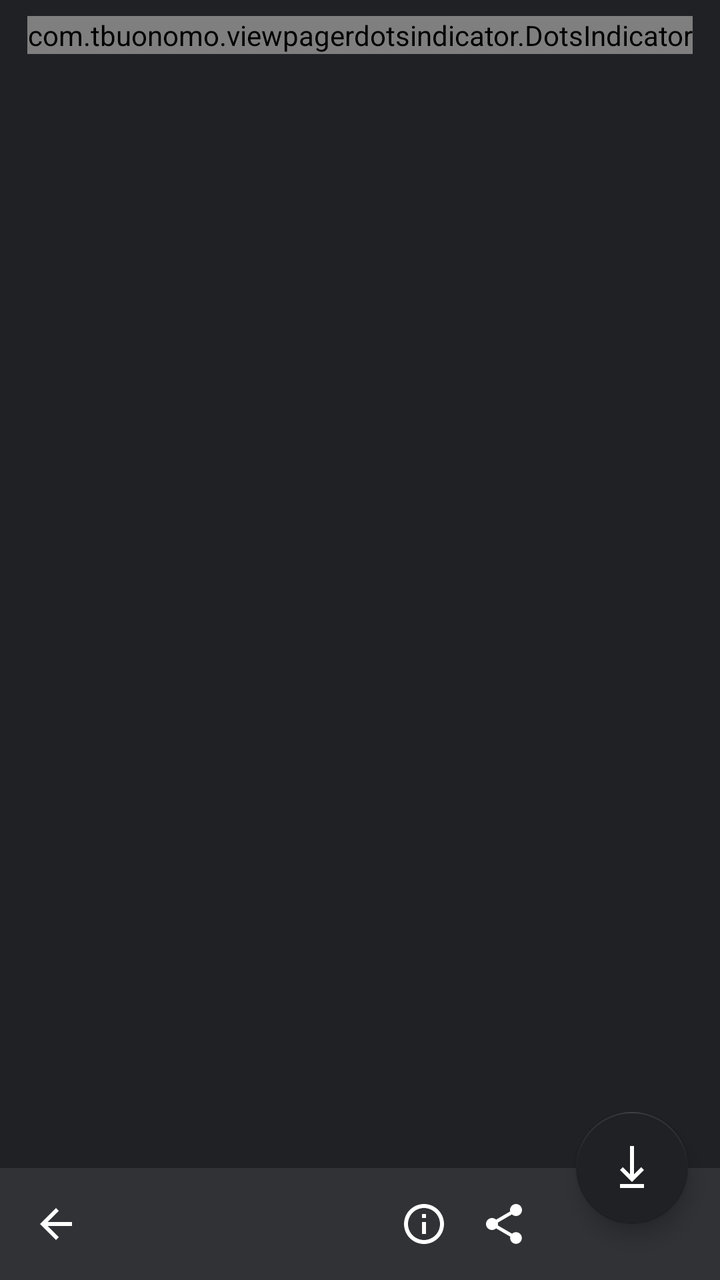
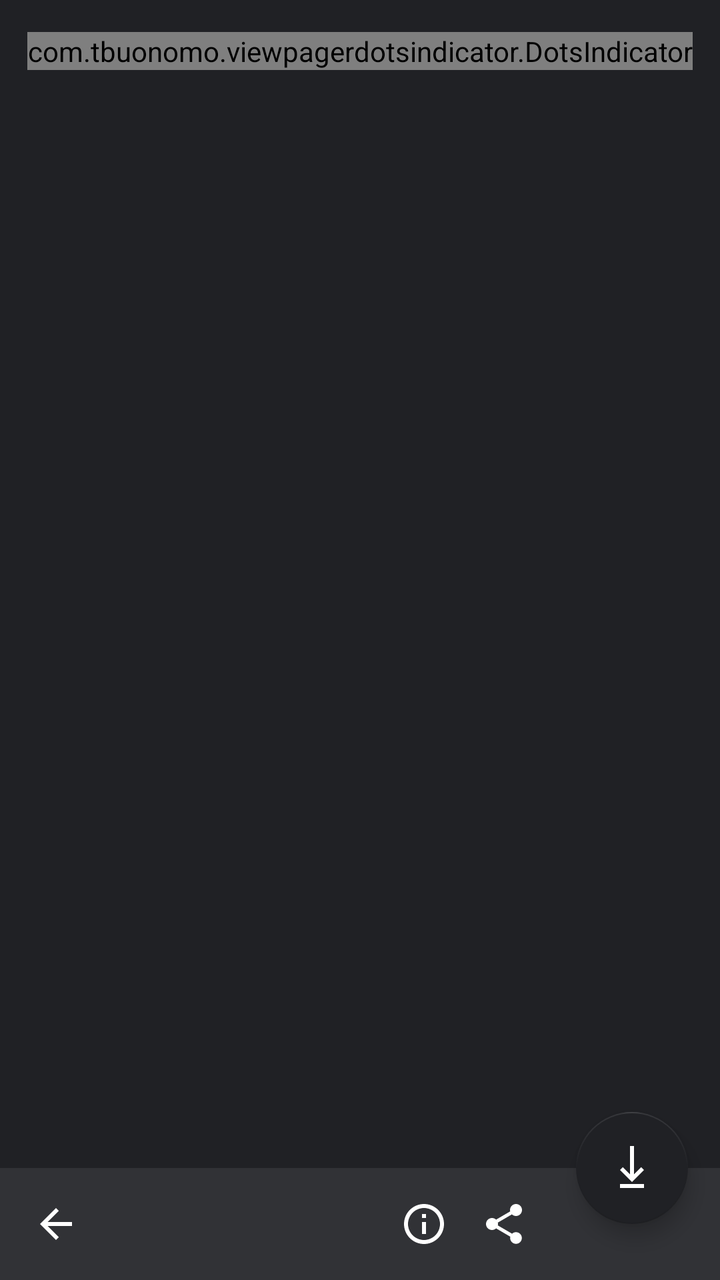

Before-and-after screenshots of an Android layout around one commit, followed by the original layout XML and the change that was made.
<!-- AndroidManifest.xml: application theme Theme.UIRecipe -->
<!-- res/layout/fragment_ui_detail.xml -->
<?xml version="1.0" encoding="utf-8"?>

<androidx.constraintlayout.widget.ConstraintLayout xmlns:android="http://schemas.android.com/apk/res/android"
    xmlns:app="http://schemas.android.com/apk/res-auto"
    android:layout_width="match_parent"
    android:layout_height="match_parent">

    <com.tbuonomo.viewpagerdotsindicator.DotsIndicator
        android:id="@+id/dotsIndicator"
        android:layout_width="wrap_content"
        android:layout_height="wrap_content"
        android:layout_marginTop="8dp"
        app:dotsColor="@color/colorWhite"
        app:dotsSize="8dp"
        app:dotsSpacing="3.5dp"
        app:dotsWidthFactor="2.5"
        app:layout_constraintEnd_toEndOf="parent"
        app:layout_constraintStart_toStartOf="parent"
        app:layout_constraintTop_toTopOf="parent" />

    <androidx.viewpager2.widget.ViewPager2
        android:id="@+id/viewPager"
        android:layout_width="0dp"
        android:layout_height="0dp"
        app:layout_constraintBottom_toTopOf="@id/bottomAppBar"
        app:layout_constraintEnd_toEndOf="parent"
        app:layout_constraintStart_toStartOf="parent"
        app:layout_constraintTop_toBottomOf="@id/dotsIndicator" />

    <androidx.appcompat.widget.Toolbar
        android:id="@+id/bottomAppBar"
        android:layout_width="0dp"
        android:layout_height="wrap_content"
        android:background="@color/colorDarkVariant"
        app:layout_constraintBottom_toBottomOf="parent"
        app:layout_constraintEnd_toEndOf="parent"
        app:layout_constraintStart_toStartOf="parent"
        app:navigationIcon="@drawable/icon_back"
        app:titleTextColor="@color/colorWhite" />

    <ImageButton
        android:id="@+id/ivInfo"
        android:layout_width="wrap_content"
        android:layout_height="wrap_content"
        android:layout_marginEnd="16dp"
        android:background="?attr/selectableItemBackgroundBorderless"
        android:clickable="true"
        android:contentDescription="@string/button"
        android:focusable="true"
        android:src="@drawable/icon_info"
        app:layout_constraintBottom_toBottomOf="@id/bottomAppBar"
        app:layout_constraintEnd_toStartOf="@id/ivShareUI"
        app:layout_constraintTop_toTopOf="@id/bottomAppBar" />

    <ImageButton
        android:id="@+id/ivShareUI"
        android:layout_width="wrap_content"
        android:layout_height="wrap_content"
        android:layout_marginEnd="24dp"
        android:background="?attr/selectableItemBackgroundBorderless"
        android:clickable="true"
        android:contentDescription="@string/button"
        android:focusable="true"
        android:src="@drawable/icon_share"
        app:layout_constraintBottom_toBottomOf="@id/bottomAppBar"
        app:layout_constraintEnd_toStartOf="@id/fabButton"
        app:layout_constraintTop_toTopOf="@id/bottomAppBar" />

    <com.google.android.material.floatingactionbutton.FloatingActionButton
        android:id="@+id/fabButton"
        android:layout_width="wrap_content"
        android:layout_height="wrap_content"
        android:layout_marginEnd="16dp"
        android:contentDescription="@string/button"
        android:src="@drawable/icon_download"
        app:layout_constraintBottom_toTopOf="@id/bottomAppBar"
        app:layout_constraintEnd_toEndOf="parent"
        app:layout_constraintTop_toTopOf="@id/bottomAppBar"
        app:tint="@color/colorWhite" />

</androidx.constraintlayout.widget.ConstraintLayout>
<!-- resources referenced by this layout -->
<resources>
  <color name="colorDarkVariant">#313236</color>
  <color name="colorWhite">#ffffff</color>
  <!-- drawable icon_back (drawable) -->
  <vector xmlns:android="http://schemas.android.com/apk/res/android"
      android:width="24dp"
      android:height="24dp"
      android:tint="#FFFFFF"
      android:viewportWidth="24.0"
      android:viewportHeight="24.0">
      <path
          android:fillColor="#FF000000"
          android:pathData="M20,11H7.83l5.59,-5.59L12,4l-8,8 8,8 1.41,-1.41L7.83,13H20v-2z" />
  </vector>
  <!-- drawable icon_download (drawable) -->
  <vector xmlns:android="http://schemas.android.com/apk/res/android"
      android:width="24dp"
      android:height="24dp"
      android:tint="#FFFFFF"
      android:viewportWidth="24.0"
      android:viewportHeight="24.0">
  
      <group
          android:rotation="90"
          android:translateX="24.0">
          <path
              android:fillColor="#FF000000"
              android:pathData="M11.59,7.41L15.17,11H1v2h14.17l-3.59,3.59L13,18l6,-6 -6,-6 -1.41,1.41zM20,6v12h2V6h-2z" />
      </group>
  </vector>
  <!-- drawable icon_info (drawable) -->
  <vector xmlns:android="http://schemas.android.com/apk/res/android"
      android:width="24dp"
      android:height="24dp"
      android:tint="#FFFFFF"
      android:viewportWidth="24.0"
      android:viewportHeight="24.0">
      <path
          android:fillColor="#FF000000"
          android:pathData="M11,17h2v-6h-2v6zM12,2C6.48,2 2,6.48 2,12s4.48,10 10,10 10,-4.48 10,-10S17.52,2 12,2zM12,20c-4.41,0 -8,-3.59 -8,-8s3.59,-8 8,-8 8,3.59 8,8 -3.59,8 -8,8zM11,9h2L13,7h-2v2z" />
  </vector>
  <!-- drawable icon_share (drawable) -->
  <vector xmlns:android="http://schemas.android.com/apk/res/android"
      android:width="24dp"
      android:height="24dp"
      android:tint="#FFFFFF"
      android:viewportWidth="24"
      android:viewportHeight="24">
      <path
          android:fillColor="@android:color/white"
          android:pathData="M18,16.08c-0.76,0 -1.44,0.3 -1.96,0.77L8.91,12.7c0.05,-0.23 0.09,-0.46 0.09,-0.7s-0.04,-0.47 -0.09,-0.7l7.05,-4.11c0.54,0.5 1.25,0.81 2.04,0.81 1.66,0 3,-1.34 3,-3s-1.34,-3 -3,-3 -3,1.34 -3,3c0,0.24 0.04,0.47 0.09,0.7L8.04,9.81C7.5,9.31 6.79,9 6,9c-1.66,0 -3,1.34 -3,3s1.34,3 3,3c0.79,0 1.5,-0.31 2.04,-0.81l7.12,4.16c-0.05,0.21 -0.08,0.43 -0.08,0.65 0,1.61 1.31,2.92 2.92,2.92 1.61,0 2.92,-1.31 2.92,-2.92s-1.31,-2.92 -2.92,-2.92z" />
  </vector>
  <string name="button">Button</string>
  <style name="Theme.UIRecipe" parent="Theme.MaterialComponents.DayNight.NoActionBar">
          
          <item name="colorPrimary">@color/colorPrimary</item>
          <item name="colorPrimaryVariant">@color/colorPrimaryVariant</item>
          <item name="colorOnPrimary">@color/colorOnPrimary</item>
          
          <item name="colorSecondary">@color/colorPrimary</item>
          <item name="colorSecondaryVariant">@color/colorPrimaryVariant</item>
          <item name="colorOnSecondary">@color/colorOnPrimary</item>
          
          <item name="android:statusBarColor">?attr/colorPrimaryVariant</item>
          
          <item name="fontFamily">@font/common</item>
          <item name="searchViewStyle">@style/customSearchView</item>
          <item name="android:navigationBarColor">@color/colorDarkVariant</item>
          <item name="android:windowBackground">@color/colorPrimary</item>
          <item name="android:editTextColor">@color/colorWhite</item>
          <item name="android:textColorHint">@color/colorWhite</item>
      </style>
  <color name="colorPrimary">#202125</color>
  <color name="colorPrimaryVariant">#202125</color>
  <color name="colorOnPrimary">#03DAC5</color>
  <style name="customSearchView" parent="Widget.AppCompat.SearchView">
          <item name="searchHintIcon">@null</item>
          <item name="submitBackground">@color/colorPrimary</item>
          <item name="queryBackground">@color/colorPrimary</item>
      </style>
</resources>

<!-- the commit's change to res/layout/fragment_ui_detail.xml (unified diff, before → after) -->
@@ -9,7 +9,7 @@
         android:id="@+id/dotsIndicator"
         android:layout_width="wrap_content"
         android:layout_height="wrap_content"
-        android:layout_marginTop="8dp"
+        android:layout_marginTop="16dp"
         app:dotsColor="@color/colorWhite"
         app:dotsSize="8dp"
         app:dotsSpacing="3.5dp"
